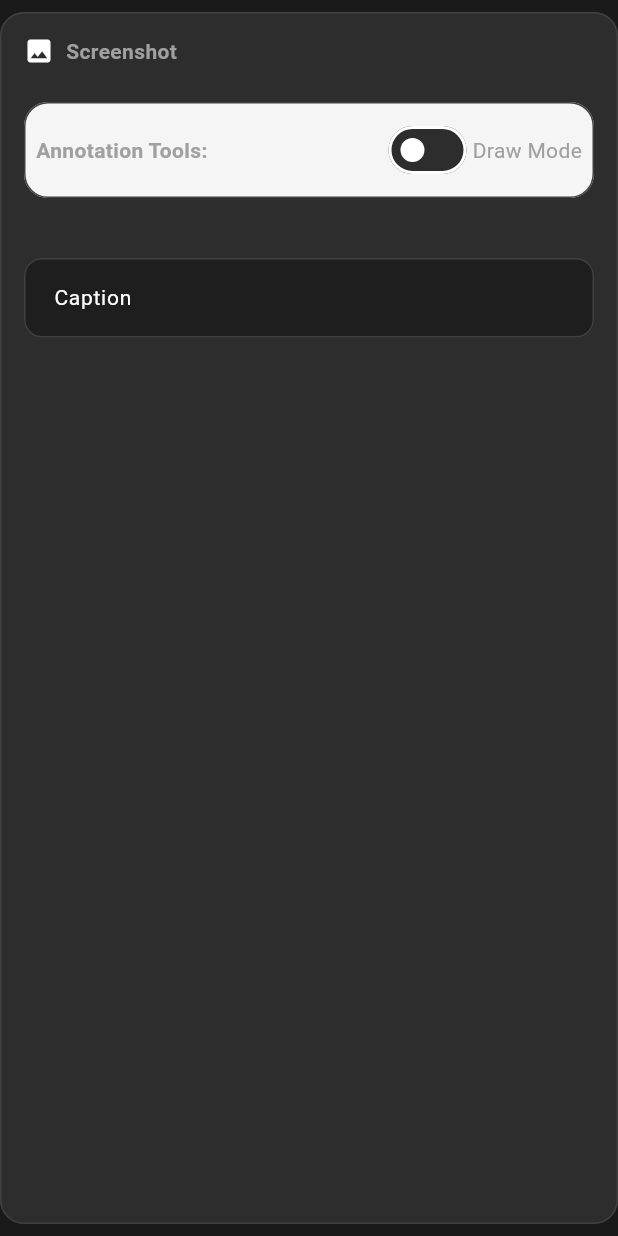
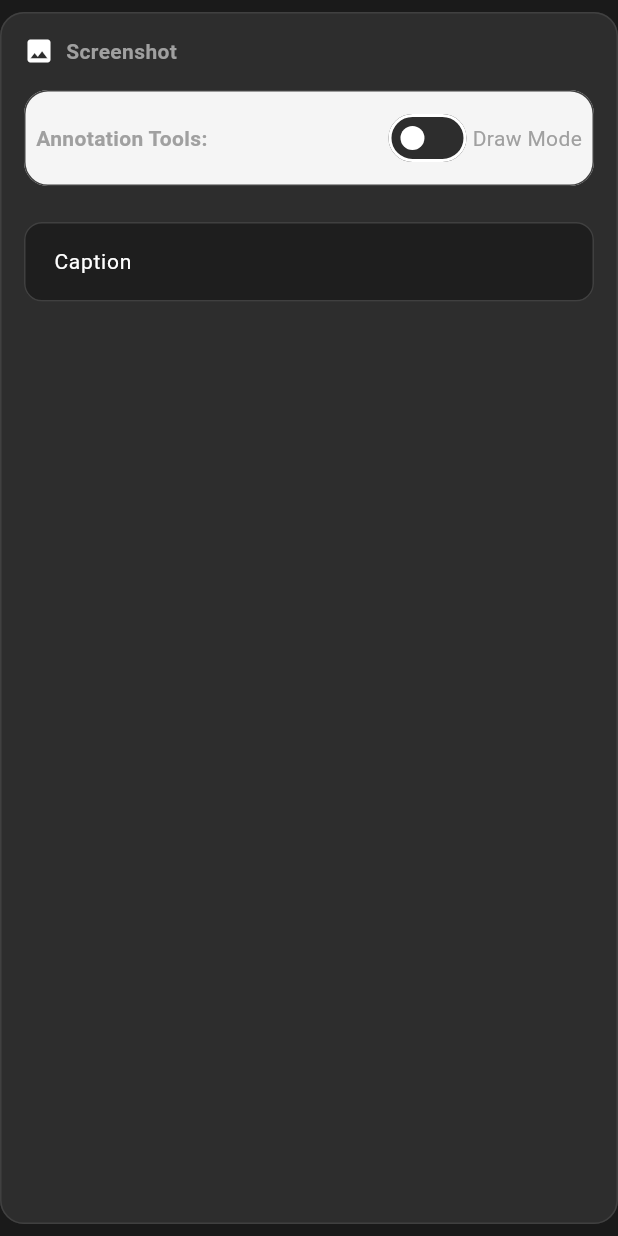
Before and after one commit to NGURE-TIM/LazyWikis, a Flutter app: the ScreenshotContentEditor widget shown alone on an empty page, opened directly with empty values, on a phone screen of 412 x 824 dp. Run offline on Flutter 3.47's test engine with Material 3 defaults, Android fonts, the phone set to English and light mode, and no system bars; our stand-ins replace file_picker, go_router, shared_preferences; missing offline and left inert: dart:html, flutter_quill; accounts and stored records are empty.

Commit message:
fix: reduce excessive vertical spacing in guide editor UI

```diff
--- a/lib/ui/guide_editor/widgets/editors/command_content_editor.dart
+++ b/lib/ui/guide_editor/widgets/editors/command_content_editor.dart
@@ -102,7 +102,7 @@ class _CommandContentEditorState extends State<CommandContentEditor> {
                   ),
               ],
             ),
-            const SizedBox(height: 16),
+            const SizedBox(height: 8),
             TextField(
               controller: _commandController,
               maxLines: null,
@@ -115,7 +115,7 @@ class _CommandContentEditorState extends State<CommandContentEditor> {
               style: const TextStyle(fontFamily: 'monospace'),
               onChanged: (_) => _updateContent(),
             ),
-            const SizedBox(height: 16),
+            const SizedBox(height: 8),
             Row(
               children: [
                 Checkbox(
--- a/lib/ui/guide_editor/widgets/editors/screenshot_content_editor.dart
+++ b/lib/ui/guide_editor/widgets/editors/screenshot_content_editor.dart
@@ -173,13 +173,13 @@ class _ScreenshotContentEditorState extends State<ScreenshotContentEditor> {
                   ),
               ],
             ),
-            const SizedBox(height: 16),
+            const SizedBox(height: 8),
 
             // Image or placeholder
             if (widget.content.image != null) ...[
               // Annotation toolbar
               _buildAnnotationToolbar(),
-              const SizedBox(height: 16),
+              const SizedBox(height: 8),
 
               // Image with annotations
               Container(
@@ -251,7 +251,7 @@ class _ScreenshotContentEditorState extends State<ScreenshotContentEditor> {
                   ),
                 ),
               ),
-              const SizedBox(height: 16),
+              const SizedBox(height: 8),
 
               // Caption
               TextField(
```
Also changed, not shown: lib/ui/guide_editor/widgets/step_editor_panel.dart (+14 -11 lines).
